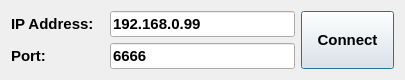
First picture: the form in src/ConnectDialog.ui, repository thinkexist1989/rocos-viz, before the edit.
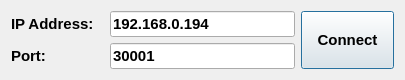
Second picture: the form after the edit.

Diff of the .ui file:
```diff
--- a/src/ConnectDialog.ui
+++ b/src/ConnectDialog.ui
@@ -32,14 +32,14 @@
    <item row="1" column="1" colspan="2">
     <widget class="QLineEdit" name="portEdit">
      <property name="text">
-      <string>6666</string>
+      <string>30001</string>
      </property>
     </widget>
    </item>
    <item row="0" column="1" colspan="2">
     <widget class="QLineEdit" name="ipAddressEdit">
      <property name="text">
-      <string>192.168.0.99</string>
+      <string>192.168.0.194</string>
      </property>
     </widget>
    </item>
```
